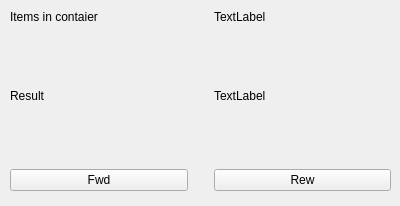
This is fourthtask.ui in kiltonik/lab as Qt 5 draws it before an edit. The edited form follows.
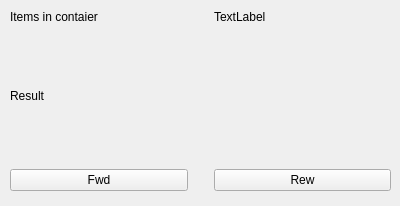
This is the edited form.

Commit message: Added logic for FourthTask dialog Changed Vector [] operator in order to throw ItemOutOfBounds exception

Patch:
```diff
--- a/fourthtask.ui
+++ b/fourthtask.ui
@@ -26,7 +26,7 @@
     <item row="3" column="2">
      <widget class="QLabel" name="result_text">
       <property name="text">
-       <string>TextLabel</string>
+       <string/>
       </property>
      </widget>
     </item>
```
The commit also changes 4 other files.
